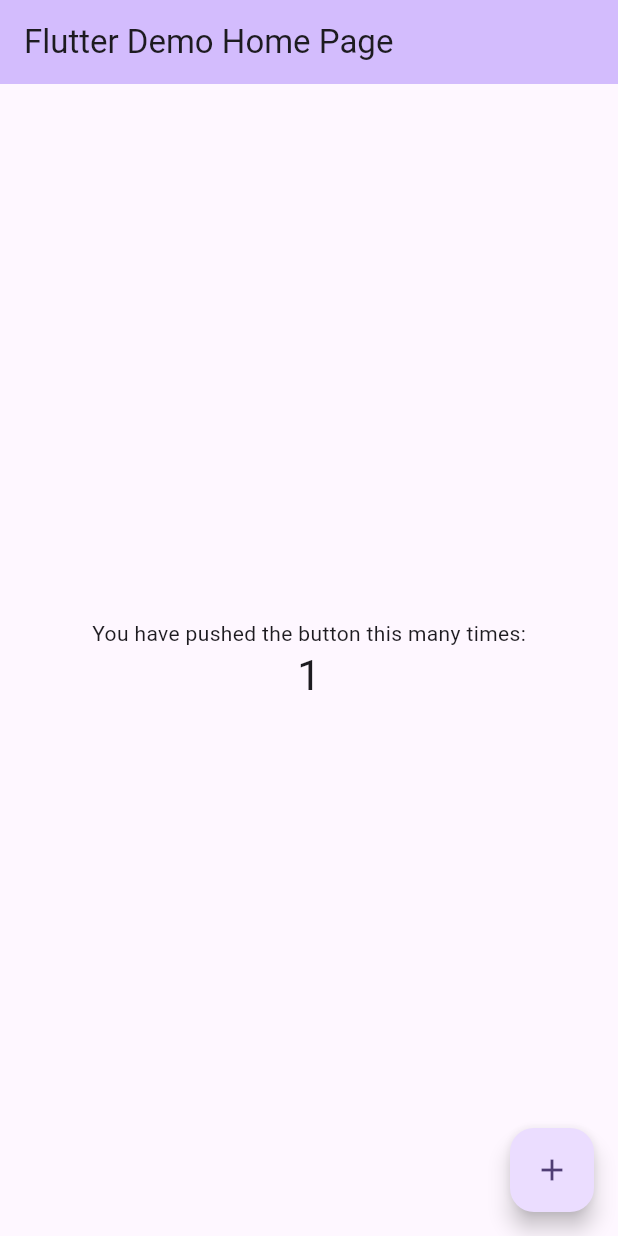
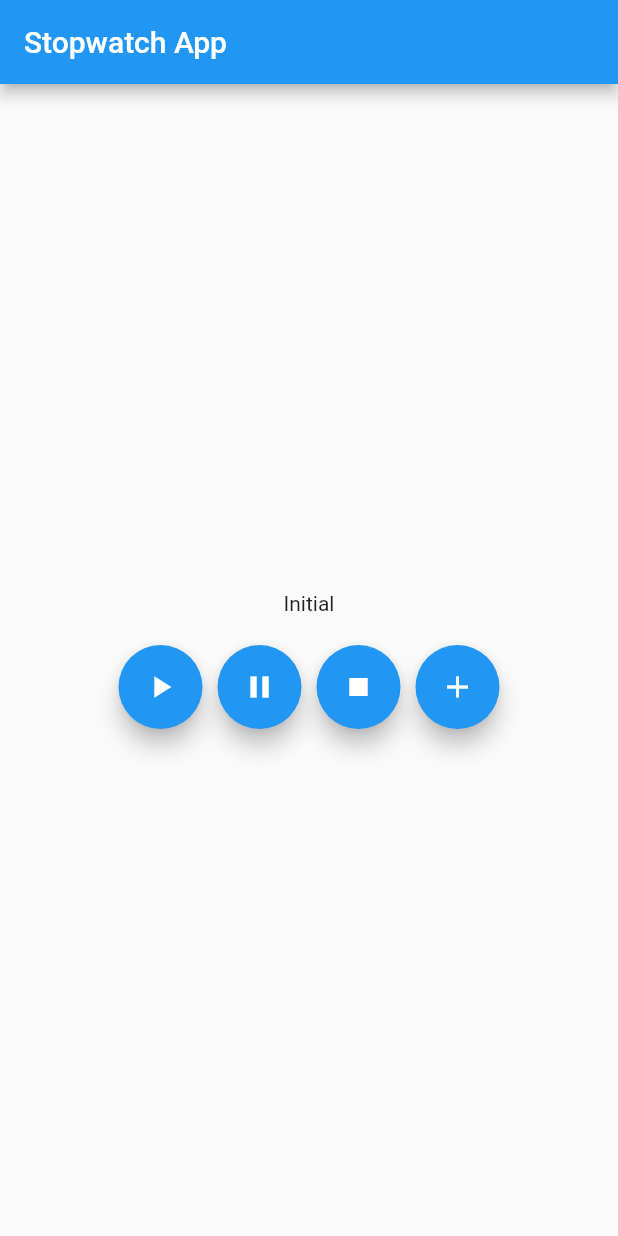
Before and after one commit to eliascreates/lap_quest, a Flutter app: the screen it shows after launch, after a tap on the "add" icon, on a phone screen of 412 x 824 dp. Run offline on Flutter 3.47's test engine with Material 2 defaults, Android fonts, the phone set to English and light mode, and no system bars; our stand-ins replace dartz, equatable, flutter_bloc, get_it, isar; accounts and stored records are empty; generated files the repository leaves out were written again.

Commit message:
Current State of the app. Unable to use functionality

```diff
--- /dev/null
+++ b/lib/features/stopwatch/data/datasources/datasources.dart
@@ -0,0 +1,2 @@
+export 'activity_datasource.dart';
+export 'stopwatch_datasource.dart';
--- /dev/null
+++ b/lib/features/stopwatch/data/repositories/repositories_impl.dart
@@ -0,0 +1,2 @@
+export 'activity_repository_impl.dart';
+export 'stopwatch_repository_impl.dart';
--- a/lib/features/stopwatch/data/repositories/stopwatch_repository_impl.dart
+++ b/lib/features/stopwatch/data/repositories/stopwatch_repository_impl.dart
@@ -74,4 +74,9 @@ class StopwatchRepositoryImpl implements StopwatchRepository {
       return Left(CacheFailure("Failed to start stopwatch: $e"));
     }
   }
+
+  @override
+  Stream<Duration> getTimeStream() {
+    return dataSource.getTimeStream();
+  }
 }
--- a/lib/features/stopwatch/domain/repositories/stopwatch_repository.dart
+++ b/lib/features/stopwatch/domain/repositories/stopwatch_repository.dart
@@ -5,6 +5,8 @@ import 'package:lap_quest/core/error/failures.dart';
 import '../entities/entitites.dart';
 
 abstract class StopwatchRepository {
+  Stream<Duration> getTimeStream();
+
   Future<Either<Failure, void>> startStopwatch();
 
   Future<Either<Failure, void>> pauseStopwatch();
--- a/lib/features/stopwatch/domain/usecases/stopwatch/pause_stopwatch_usecase.dart
+++ b/lib/features/stopwatch/domain/usecases/stopwatch/pause_stopwatch_usecase.dart
@@ -6,7 +6,7 @@ import 'package:lap_quest/features/stopwatch/domain/repositories/stopwatch_repos
 
 class PauseStopwatchUsecase implements Usecase<void, NoParams> {
   final StopwatchRepository repository;
-  const PauseStopwatchUsecase({required this.repository});
+  const PauseStopwatchUsecase(this.repository);
 
   @override
   Future<Either<Failure, void>> call(NoParams params) async {
--- a/lib/features/stopwatch/presentation/bloc/stopwatch_event.dart
+++ b/lib/features/stopwatch/presentation/bloc/stopwatch_event.dart
@@ -7,9 +7,13 @@ abstract class StopwatchEvent extends Equatable {
   List<Object?> get props => [];
 }
 
-class StopwatchStarted extends StopwatchEvent {}
+class StopwatchStarted extends StopwatchEvent {
+  const StopwatchStarted();
+}
 
-class StopwatchPaused extends StopwatchEvent {}
+class StopwatchPaused extends StopwatchEvent {
+  const StopwatchPaused();
+}
 
 class StopwatchResetted extends StopwatchEvent {
   final int stopwatchId;
--- a/lib/features/stopwatch/presentation/bloc/stopwatch_state.dart
+++ b/lib/features/stopwatch/presentation/bloc/stopwatch_state.dart
@@ -1,3 +1,4 @@
+// ignore_for_file: public_member_api_docs, sort_constructors_first
 part of 'stopwatch_bloc.dart';
 
 enum StopwatchStatus { initial, running, paused, reset, failure }
@@ -6,13 +7,29 @@ class StopwatchState extends Equatable {
   final StopwatchStatus status;
   final StopwatchEntity? stopwatch;
   final String? errorMessage;
+  final int duration;
 
   const StopwatchState({
     this.status = StopwatchStatus.initial,
     this.stopwatch,
     this.errorMessage,
+    this.duration = 0,
   });
 
   @override
   List<Object?> get props => [status, stopwatch, errorMessage];
+
+  StopwatchState copyWith({
+    StopwatchStatus? status,
+    StopwatchEntity? stopwatch,
+    String? errorMessage,
+    int? duration,
+  }) {
+    return StopwatchState(
+      status: status ?? this.status,
+      stopwatch: stopwatch ?? this.stopwatch,
+      errorMessage: errorMessage ?? this.errorMessage,
+      duration: duration ?? this.duration,
+    );
+  }
 }
--- a/lib/main.dart
+++ b/lib/main.dart
@@ -1,125 +1,97 @@
 import 'package:flutter/material.dart';
+import 'package:flutter_bloc/flutter_bloc.dart';
+import 'package:lap_quest/features/stopwatch/domain/usecases/domain_usecases.dart';
+import 'package:lap_quest/features/stopwatch/presentation/bloc/stopwatch_bloc.dart';
+import 'service_locator.dart';
 
-void main() {
+Future<void> main() async {
+  WidgetsFlutterBinding.ensureInitialized();
+  await init();
   runApp(const MyApp());
 }
 
 class MyApp extends StatelessWidget {
   const MyApp({super.key});
 
-  // This widget is the root of your application.
   @override
   Widget build(BuildContext context) {
     return MaterialApp(
-      title: 'Flutter Demo',
-      theme: ThemeData(
-        // This is the theme of your application.
-        //
-        // TRY THIS: Try running your application with "flutter run". You'll see
-        // the application has a blue toolbar. Then, without quitting the app,
-        // try changing the seedColor in the colorScheme below to Colors.green
-        // and then invoke "hot reload" (save your changes or press the "hot
-        // reload" button in a Flutter-supported IDE, or press "r" if you used
-        // the command line to start the app).
-        //
-        // Notice that the counter didn't reset back to zero; the application
-        // state is not lost during the reload. To reset the state, use hot
-        // restart instead.
-        //
-        // This works for code too, not just values: Most code changes can be
-        // tested with just a hot reload.
-        colorScheme: ColorScheme.fromSeed(seedColor: Colors.deepPurple),
-        useMaterial3: true,
+      title: 'Stopwatch App',
+      home: BlocProvider<StopwatchBloc>(
+        create: (context) => StopwatchBloc(
+          startStopwatchUseCase: sl<StartStopwatchUsecase>(),
+          pauseStopwatchUseCase: sl<PauseStopwatchUsecase>(),
+          resetStopwatchUseCase: sl<ResetStopwatchUsecase>(),
+          addLapUseCase: sl<AddLapUsecase>(),
+        ),
+        child: const MyHomePage(),
       ),
-      home: const MyHomePage(title: 'Flutter Demo Home Page'),
     );
   }
 }
 
-class MyHomePage extends StatefulWidget {
-  const MyHomePage({super.key, required this.title});
-
-  // This widget is the home page of your application. It is stateful, meaning
-  // that it has a State object (defined below) that contains fields that affect
-  // how it looks.
-
-  // This class is the configuration for the state. It holds the values (in this
-  // case the title) provided by the parent (in this case the App widget) and
-  // used by the build method of the State. Fields in a Widget subclass are
-  // always marked "final".
-
-  final String title;
-
-  @override
-  State<MyHomePage> createState() => _MyHomePageState();
-}
-
-class _MyHomePageState extends State<MyHomePage> {
-  int _counter = 0;
-
-  void _incrementCounter() {
-    setState(() {
-      // This call to setState tells the Flutter framework that something has
-      // changed in this State, which causes it to rerun the build method below
-      // so that the display can reflect the updated values. If we changed
-      // _counter without calling setState(), then the build method would not be
-      // called again, and so nothing would appear to happen.
-      _counter++;
-    });
-  }
+class MyHomePage extends StatelessWidget {
+  const MyHomePage({super.key});
 
   @override
   Widget build(BuildContext context) {
-    // This method is rerun every time setState is called, for instance as done
-    // by the _incrementCounter method above.
-    //
-    // The Flutter framework has been optimized to make rerunning build methods
-    // fast, so that you can just rebuild anything that needs updating rather
-    // than having to individually change instances of widgets.
+    final stopwatchBloc = BlocProvider.of<StopwatchBloc>(context);
+
     return Scaffold(
-      appBar: AppBar(
-        // TRY THIS: Try changing the color here to a specific color (to
-        // Colors.amber, perhaps?) and trigger a hot reload to see the AppBar
-        // change color while the other colors stay the same.
-        backgroundColor: Theme.of(context).colorScheme.inversePrimary,
-        // Here we take the value from the MyHomePage object that was created by
-        // the App.build method, and use it to set our appbar title.
-        title: Text(widget.title),
-      ),
+      appBar: AppBar(title: const Text('Stopwatch App')),
       body: Center(
-        // Center is a layout widget. It takes a single child and positions it
-        // in the middle of the parent.
         child: Column(
-          // Column is also a layout widget. It takes a list of children and
-          // arranges them vertically. By default, it sizes itself to fit its
-          // children horizontally, and tries to be as tall as its parent.
-          //
-          // Column has various properties to control how it sizes itself and
-          // how it positions its children. Here we use mainAxisAlignment to
-          // center the children vertically; the main axis here is the vertical
-          // axis because Columns are vertical (the cross axis would be
-          // horizontal).
-          //
-          // TRY THIS: Invoke "debug painting" (choose the "Toggle Debug Paint"
-          // action in the IDE, or press "p" in the console), to see the
-          // wireframe for each widget.
           mainAxisAlignment: MainAxisAlignment.center,
-          children: <Widget>[
-            const Text(
-              'You have pushed the button this many times:',
+          children: [
+            BlocBuilder<StopwatchBloc, StopwatchState>(
+              buildWhen: (previous, current) =>
+                  previous.duration != current.duration,
+              builder: (context, state) {
+                if (state.status == StopwatchStatus.running) {
+                  return Text(state.duration.toString());
+                } else if (state.status == StopwatchStatus.paused) {
+                  return Text(state.duration.toString());
+                } else {
+                  return const Text('Initial');
+                }
+              },
             ),
-            Text(
-              '$_counter',
-              style: Theme.of(context).textTheme.headlineMedium,
+            const SizedBox(height: 20),
+            Row(
+              mainAxisAlignment: MainAxisAlignment.center,
+              children: [
+                FloatingActionButton(
+                  onPressed: () {
+                    stopwatchBloc.add(const StopwatchStarted());
+                  },
+                  child: const Icon(Icons.play_arrow),
+                ),
+                const SizedBox(width: 10),
+                FloatingActionButton(
+                  onPressed: () {
+                    stopwatchBloc.add(const StopwatchPaused());
+                  },
+                  child: const Icon(Icons.pause),
+                ),
+                const SizedBox(width: 10),
+                FloatingActionButton(
+                  onPressed: () {
+                    stopwatchBloc.add(const StopwatchResetted(stopwatchId: 1));
+                  },
+                  child: const Icon(Icons.stop),
+                ),
+                const SizedBox(width: 10),
+                FloatingActionButton(
+                  onPressed: () {
+                    stopwatchBloc.add(const StopwatchLapAdded(stopwatchId: 1));
+                  },
+                  child: const Icon(Icons.add),
+                ),
+              ],
             ),
           ],
         ),
       ),
-      floatingActionButton: FloatingActionButton(
-        onPressed: _incrementCounter,
-        tooltip: 'Increment',
-        child: const Icon(Icons.add),
-      ), // This trailing comma makes auto-formatting nicer for build methods.
     );
   }
 }
--- a/lib/service_locator.dart
+++ b/lib/service_locator.dart
@@ -1,13 +1,14 @@
 import 'package:get_it/get_it.dart';
 import 'package:isar/isar.dart';
-import 'package:lap_quest/features/stopwatch/data/datasources/activity_datasource.dart';
-import 'package:lap_quest/features/stopwatch/data/datasources/stopwatch_datasource.dart';
-import 'package:lap_quest/features/stopwatch/data/repositories/activity_repository_impl.dart';
-import 'package:lap_quest/features/stopwatch/data/repositories/stopwatch_repository_impl.dart';
-import 'package:lap_quest/features/stopwatch/domain/entities/entitites.dart';
+import 'package:path_provider/path_provider.dart';
+
+import 'package:lap_quest/features/stopwatch/data/datasources/datasources.dart';
+import 'package:lap_quest/features/stopwatch/domain/entities/entitites.dart'
+    show ActivityEntitySchema, StopwatchEntitySchema;
 import 'package:lap_quest/features/stopwatch/domain/repositories/repositories.dart';
 import 'package:lap_quest/features/stopwatch/domain/usecases/domain_usecases.dart';
-import 'package:path_provider/path_provider.dart';
+
+import 'features/stopwatch/data/repositories/repositories_impl.dart';
 
 final sl = GetIt.instance;
 
@@ -21,18 +22,19 @@ Future<void> init() async {
   sl.registerLazySingleton(() => GetActivityHistoryUseCase(sl()));
   sl.registerLazySingleton(() => StartStopwatchUsecase(sl()));
   sl.registerLazySingleton(() => AddLapUsecase(sl()));
-  sl.registerLazySingleton(() => PauseStopwatchUsecase(repository: sl()));
+  sl.registerLazySingleton(() => PauseStopwatchUsecase(sl()));
   sl.registerLazySingleton(() => ResetStopwatchUsecase(sl()));
+
+  //Data sources
+  sl.registerLazySingleton<StopwatchDataSource>(
+    () => StopwatchDataSourceImpl(sl()),
+  );
 
   //Repository
   sl.registerLazySingleton<StopwatchRepository>(
     () => StopwatchRepositoryImpl(dataSource: sl()),
   );
 
-  //Data sources
-  sl.registerLazySingleton<StopwatchDataSource>(
-    () => StopwatchDataSourceImpl(sl()),
-  );
 
   //! Activity
 
@@ -42,15 +44,16 @@ Future<void> init() async {
   sl.registerLazySingleton(() => UpdateActivity(sl()));
   sl.registerLazySingleton(() => DeleteActivity(sl()));
 
+  //Data sources
+  sl.registerLazySingleton<ActivityDataSource>(
+    () => ActivityDataSourceImpl(sl()),
+  );
+
   //Repository
   sl.registerLazySingleton<ActivityRepository>(
     () => ActivityRepositoryImpl(dataSource: sl()),
   );
 
-  //Data sources
-  sl.registerLazySingleton<ActivityDataSource>(
-    () => ActivityDataSourceImpl(sl()),
-  );
 
   //? EXTERNALS
 
--- a/pubspec.yaml
+++ b/pubspec.yaml
@@ -35,13 +35,13 @@ dependencies:
   # The following adds the Cupertino Icons font to your application.
   # Use with the CupertinoIcons class for iOS style icons.
   cupertino_icons: ^1.0.2
-  bloc: ^8.1.2
   equatable: ^2.0.5
   dartz: ^0.10.1
   path_provider: ^2.1.0
   isar: ^3.1.0+1
   isar_flutter_libs: ^3.1.0+1
   get_it: ^7.6.0
+  flutter_bloc: ^8.1.3
 
 dev_dependencies:
   flutter_test:
```
Also changed, not shown: lib/features/stopwatch/data/datasources/stopwatch_datasource.dart (+12 -23 lines), lib/features/stopwatch/data/repositories/activity_repository_impl.dart (+5 -4 lines), lib/features/stopwatch/presentation/bloc/stopwatch_bloc.dart (+25 -2 lines), pubspec.lock.
